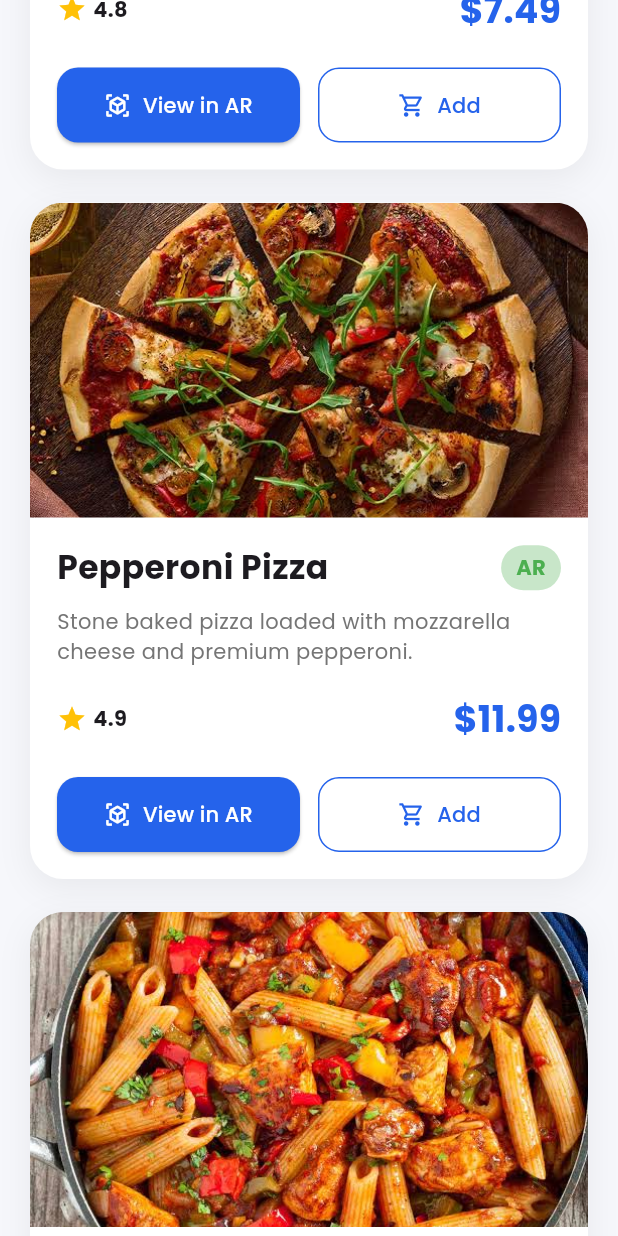
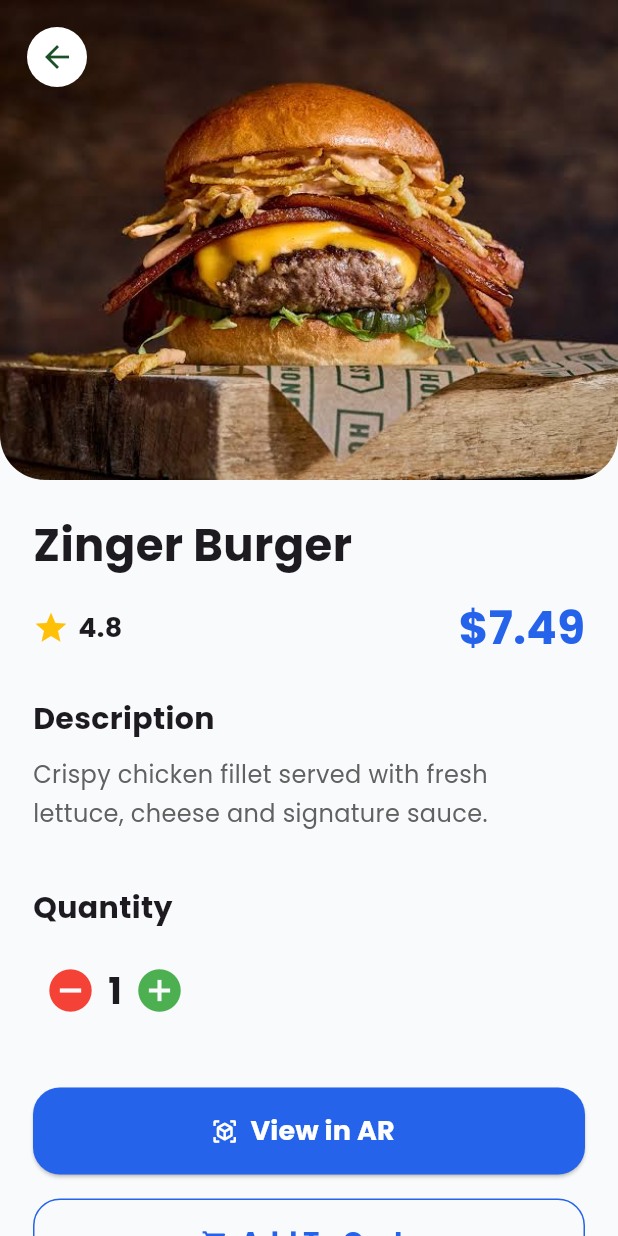
Before and after one commit to sulemanshafqat/AR-Menu-App, a Flutter app: the screen it shows after launch, scrolled down 1152 dp, after a tap on "View in AR", on a phone screen of 412 x 824 dp. Run offline on Flutter 3.47's test engine with Material 3 defaults, Android fonts, the phone set to English and light mode, and no system bars; our stand-ins replace google_fonts.

Commit message:
Added food details screen and improved home UI

```diff
--- a/lib/core/widgets/food_card.dart
+++ b/lib/core/widgets/food_card.dart
@@ -1,24 +1,28 @@
 import 'package:flutter/material.dart';
 
+import '../../models/food.dart';
+import '../../screens/details/food_details_screen.dart';
+
 class FoodCard extends StatelessWidget {
-  final String image;
-  final String name;
-  final String description;
-  final String price;
-  final String rating;
+  final Food food;
 
   const FoodCard({
     super.key,
-    required this.image,
-    required this.name,
-    required this.description,
-    required this.price,
-    required this.rating,
+    required this.food,
   });
 
   @override
   Widget build(BuildContext context) {
-    return Container(
+    return GestureDetector(
+      onTap: () {
+        Navigator.push(
+          context,
+          MaterialPageRoute(
+            builder: (_) => FoodDetailsScreen(food: food),
+          ),
+        );
+      },
+      child: Container(
         margin: const EdgeInsets.only(bottom: 22),
         decoration: BoxDecoration(
           color: Colors.white,
@@ -34,17 +38,19 @@ class FoodCard extends StatelessWidget {
         child: Column(
           crossAxisAlignment: CrossAxisAlignment.start,
           children: [
-
             /// Food Image
-          ClipRRect(
+            Hero(
+              tag: food.name,
+              child: ClipRRect(
                 borderRadius: const BorderRadius.vertical(
                   top: Radius.circular(22),
                 ),
                 child: Image.asset(
-              image,
+                  food.image,
                   height: 210,
                   width: double.infinity,
                   fit: BoxFit.cover,
+                ),
               ),
             ),
 
@@ -53,21 +59,18 @@ class FoodCard extends StatelessWidget {
               child: Column(
                 crossAxisAlignment: CrossAxisAlignment.start,
                 children: [
-
                   /// Name + AR Badge
                   Row(
                     children: [
-
                       Expanded(
                         child: Text(
-                        name,
+                          food.name,
                           style: const TextStyle(
                             fontSize: 22,
                             fontWeight: FontWeight.bold,
                           ),
                         ),
                       ),
-
                       Container(
                         padding: const EdgeInsets.symmetric(
                           horizontal: 10,
@@ -84,25 +87,26 @@ class FoodCard extends StatelessWidget {
                             fontWeight: FontWeight.bold,
                           ),
                         ),
-                    )
+                      ),
                     ],
                   ),
 
                   const SizedBox(height: 10),
 
                   Text(
-                  description,
+                    food.description,
                     style: TextStyle(
                       color: Colors.grey.shade600,
                       height: 1.45,
                     ),
+                    maxLines: 2,
+                    overflow: TextOverflow.ellipsis,
                   ),
 
                   const SizedBox(height: 18),
 
                   Row(
                     children: [
-
                       const Icon(
                         Icons.star,
                         color: Colors.amber,
@@ -112,7 +116,7 @@ class FoodCard extends StatelessWidget {
                       const SizedBox(width: 4),
 
                       Text(
-                      rating,
+                        food.rating,
                         style: const TextStyle(
                           fontWeight: FontWeight.bold,
                         ),
@@ -121,7 +125,7 @@ class FoodCard extends StatelessWidget {
                       const Spacer(),
 
                       Text(
-                      price,
+                        food.price,
                         style: const TextStyle(
                           fontSize: 24,
                           color: Color(0xff2563EB),
@@ -135,10 +139,16 @@ class FoodCard extends StatelessWidget {
 
                   Row(
                     children: [
-
                       Expanded(
                         child: ElevatedButton.icon(
-                        onPressed: () {},
+                          onPressed: () {
+                            Navigator.push(
+                              context,
+                              MaterialPageRoute(
+                                builder: (_) => FoodDetailsScreen(food: food),
+                              ),
+                            );
+                          },
                           icon: const Icon(Icons.view_in_ar),
                           label: const Text("View in AR"),
                           style: ElevatedButton.styleFrom(
@@ -178,6 +188,7 @@ class FoodCard extends StatelessWidget {
             ),
           ],
         ),
+      ),
     );
   }
 }
--- /dev/null
+++ b/lib/core/widgets/hero_banner.dart
@@ -0,0 +1,126 @@
+import 'package:flutter/material.dart';
+
+class HeroBanner extends StatelessWidget {
+  const HeroBanner({super.key});
+
+  @override
+  Widget build(BuildContext context) {
+    return Container(
+      height: 200,
+      decoration: BoxDecoration(
+        borderRadius: BorderRadius.circular(28),
+        gradient: const LinearGradient(
+          begin: Alignment.topLeft,
+          end: Alignment.bottomRight,
+          colors: [
+            Color(0xff2563EB),
+            Color(0xff3B82F6),
+          ],
+        ),
+      ),
+      child: Row(
+        children: [
+          /// LEFT SIDE
+          Expanded(
+            flex: 6,
+            child: Padding(
+              padding: const EdgeInsets.fromLTRB(22, 18, 12, 18),
+              child: Column(
+                crossAxisAlignment: CrossAxisAlignment.start,
+                children: [
+                  Container(
+                    padding: const EdgeInsets.symmetric(
+                      horizontal: 12,
+                      vertical: 6,
+                    ),
+                    decoration: BoxDecoration(
+                      color: Colors.white24,
+                      borderRadius: BorderRadius.circular(30),
+                    ),
+                    child: const Text(
+                      "LIMITED OFFER",
+                      style: TextStyle(
+                        color: Colors.white,
+                        fontWeight: FontWeight.bold,
+                        fontSize: 11,
+                        letterSpacing: 1,
+                      ),
+                    ),
+                  ),
+
+                  const SizedBox(height: 14),
+
+                  const Text(
+                    "20% OFF",
+                    style: TextStyle(
+                      color: Colors.white,
+                      fontWeight: FontWeight.bold,
+                      fontSize: 28,
+                    ),
+                  ),
+
+                  const SizedBox(height: 4),
+
+                  const Text(
+                    "Biryani Combo",
+                    style: TextStyle(
+                      color: Colors.white,
+                      fontSize: 18,
+                      fontWeight: FontWeight.w500,
+                    ),
+                  ),
+
+                  const SizedBox(height: 4),
+
+
+
+                  const Spacer(),
+
+                  SizedBox(
+                    width: 140,
+                    height: 42,
+                    child: ElevatedButton(
+                      onPressed: () {},
+                      style: ElevatedButton.styleFrom(
+                        backgroundColor: Colors.white,
+                        foregroundColor: const Color(0xff2563EB),
+                        elevation: 0,
+                        shape: RoundedRectangleBorder(
+                          borderRadius: BorderRadius.circular(30),
+                        ),
+                      ),
+                      child: const Text(
+                        "Order Now",
+                        style: TextStyle(
+                          fontWeight: FontWeight.bold,
+                          fontSize: 15,
+                        ),
+                      ),
+                    ),
+                  ),
+                ],
+              ),
+            ),
+          ),
+
+          /// RIGHT SIDE
+          Expanded(
+            flex: 5,
+            child: Padding(
+              padding: const EdgeInsets.fromLTRB(0, 12, 12, 12),
+              child: ClipRRect(
+                borderRadius: BorderRadius.circular(22),
+                child: Image.asset(
+                  "assets/images/offer.png",
+                  fit: BoxFit.cover,
+                  width: double.infinity,
+                  height: double.infinity,
+                ),
+              ),
+            ),
+          ),
+        ],
+      ),
+    );
+  }
+}
--- /dev/null
+++ b/lib/screens/details/food_details_screen.dart
@@ -0,0 +1,251 @@
+import 'package:flutter/material.dart';
+
+import '../../models/food.dart';
+
+class FoodDetailsScreen extends StatefulWidget {
+  final Food food;
+
+  const FoodDetailsScreen({
+    super.key,
+    required this.food,
+  });
+
+  @override
+  State<FoodDetailsScreen> createState() => _FoodDetailsScreenState();
+}
+
+class _FoodDetailsScreenState extends State<FoodDetailsScreen> {
+  int quantity = 1;
+
+  @override
+  Widget build(BuildContext context) {
+    return Scaffold(
+      backgroundColor: const Color(0xffF8FAFC),
+
+      body: SafeArea(
+        child: SingleChildScrollView(
+          child: Column(
+            children: [
+
+              /// IMAGE
+              Stack(
+                children: [
+
+                  Hero(
+                    tag: widget.food.name,
+                    child: ClipRRect(
+                      borderRadius: const BorderRadius.only(
+                        bottomLeft: Radius.circular(30),
+                        bottomRight: Radius.circular(30),
+                      ),
+                      child: Image.asset(
+                        widget.food.image,
+                        width: double.infinity,
+                        height: 320,
+                        fit: BoxFit.cover,
+                      ),
+                    ),
+                  ),
+
+                  Positioned(
+                    top: 18,
+                    left: 18,
+                    child: CircleAvatar(
+                      backgroundColor: Colors.white,
+                      child: IconButton(
+                        icon: const Icon(Icons.arrow_back),
+                        onPressed: () {
+                          Navigator.pop(context);
+                        },
+                      ),
+                    ),
+                  ),
+                ],
+              ),
+
+              Padding(
+                padding: const EdgeInsets.all(22),
+                child: Column(
+                  crossAxisAlignment: CrossAxisAlignment.start,
+                  children: [
+
+                    Text(
+                      widget.food.name,
+                      style: const TextStyle(
+                        fontSize: 30,
+                        fontWeight: FontWeight.bold,
+                      ),
+                    ),
+
+                    const SizedBox(height: 12),
+
+                    Row(
+                      children: [
+
+                        const Icon(
+                          Icons.star,
+                          color: Colors.amber,
+                        ),
+
+                        const SizedBox(width: 6),
+
+                        Text(
+                          widget.food.rating,
+                          style: const TextStyle(
+                            fontWeight: FontWeight.bold,
+                            fontSize: 18,
+                          ),
+                        ),
+
+                        const Spacer(),
+
+                        Text(
+                          widget.food.price,
+                          style: const TextStyle(
+                            fontSize: 30,
+                            color: Color(0xff2563EB),
+                            fontWeight: FontWeight.bold,
+                          ),
+                        ),
+                      ],
+                    ),
+
+                    const SizedBox(height: 25),
+
+                    const Text(
+                      "Description",
+                      style: TextStyle(
+                        fontSize: 20,
+                        fontWeight: FontWeight.bold,
+                      ),
+                    ),
+
+                    const SizedBox(height: 10),
+
+                    Text(
+                      widget.food.description,
+                      style: TextStyle(
+                        color: Colors.grey.shade700,
+                        fontSize: 16,
+                        height: 1.6,
+                      ),
+                    ),
+
+                    const SizedBox(height: 35),
+
+                    const Text(
+                      "Quantity",
+                      style: TextStyle(
+                        fontWeight: FontWeight.bold,
+                        fontSize: 20,
+                      ),
+                    ),
+
+                    const SizedBox(height: 15),
+
+                    Row(
+                      children: [
+
+                        IconButton(
+                          onPressed: () {
+                            if (quantity > 1) {
+                              setState(() {
+                                quantity--;
+                              });
+                            }
+                          },
+                          icon: const Icon(Icons.remove_circle),
+                          iconSize: 34,
+                          color: Colors.red,
+                        ),
+
+                        Text(
+                          quantity.toString(),
+                          style: const TextStyle(
+                            fontSize: 24,
+                            fontWeight: FontWeight.bold,
+                          ),
+                        ),
+
+                        IconButton(
+                          onPressed: () {
+                            setState(() {
+                              quantity++;
+                            });
+                          },
+                          icon: const Icon(Icons.add_circle),
+                          iconSize: 34,
+                          color: Colors.green,
+                        ),
+                      ],
+                    ),
+
+                    const SizedBox(height: 40),
+
+                    SizedBox(
+                      width: double.infinity,
+                      height: 58,
+                      child: ElevatedButton.icon(
+                        onPressed: () {},
+
+                        icon: const Icon(Icons.view_in_ar),
+
+                        label: const Text(
+                          "View in AR",
+                          style: TextStyle(
+                            fontSize: 18,
+                            fontWeight: FontWeight.bold,
+                          ),
+                        ),
+
+                        style: ElevatedButton.styleFrom(
+                          backgroundColor: const Color(0xff2563EB),
+                          foregroundColor: Colors.white,
+                          shape: RoundedRectangleBorder(
+                            borderRadius: BorderRadius.circular(18),
+                          ),
+                        ),
+                      ),
+                    ),
+
+                    const SizedBox(height: 16),
+
+                    SizedBox(
+                      width: double.infinity,
+                      height: 58,
+                      child: OutlinedButton.icon(
+                        onPressed: () {},
+
+                        icon: const Icon(Icons.shopping_cart),
+
+                        label: const Text(
+                          "Add To Cart",
+                          style: TextStyle(
+                            fontWeight: FontWeight.bold,
+                            fontSize: 18,
+                          ),
+                        ),
+
+                        style: OutlinedButton.styleFrom(
+                          foregroundColor: const Color(0xff2563EB),
+                          side: const BorderSide(
+                            color: Color(0xff2563EB),
+                          ),
+                          shape: RoundedRectangleBorder(
+                            borderRadius: BorderRadius.circular(18),
+                          ),
+                        ),
+                      ),
+                    ),
+
+                    const SizedBox(height: 20),
+                  ],
+                ),
+              ),
+            ],
+          ),
+        ),
+      ),
+    );
+  }
+}
--- a/lib/screens/home/home_screen.dart
+++ b/lib/screens/home/home_screen.dart
@@ -1,39 +1,30 @@
 import 'package:flutter/material.dart';
 
+import '../../core/widgets/category_chip.dart';
 import '../../core/widgets/food_card.dart';
+import '../../core/widgets/hero_banner.dart';
 import '../../data/food_data.dart';
 
 class HomeScreen extends StatelessWidget {
   const HomeScreen({super.key});
 
-  final List<String> categories = const [
+  @override
+  Widget build(BuildContext context) {
+    final categories = [
       "All",
+      "Rice",
+      "Burger",
       "Pizza",
-    "Burger",
-    "Rice",
       "Pasta",
-    "Dessert",
-    "Drinks",
     ];
 
-  @override
-  Widget build(BuildContext context) {
     return Scaffold(
-      backgroundColor: const Color(0xffF6F7FB),
+      backgroundColor: const Color(0xffF8FAFC),
 
       body: SafeArea(
-        child: SingleChildScrollView(
-          physics: const BouncingScrollPhysics(),
-          child: Padding(
-            padding: const EdgeInsets.symmetric(
-              horizontal: 20,
-              vertical: 18,
-            ),
-            child: Column(
-              crossAxisAlignment: CrossAxisAlignment.start,
+        child: ListView(
+          padding: const EdgeInsets.fromLTRB(20, 20, 20, 30),
           children: [
-
-                /// Greeting
             const Text(
               "Good Evening 👋",
               style: TextStyle(
@@ -52,9 +43,12 @@ class HomeScreen extends StatelessWidget {
               ),
             ),
 
-                const SizedBox(height: 25),
+            const SizedBox(height: 24),
 
-                /// Search Bar
+            const HeroBanner(),
+
+            const SizedBox(height: 28),
+
             Container(
               height: 56,
               decoration: BoxDecoration(
@@ -62,9 +56,9 @@ class HomeScreen extends StatelessWidget {
                 borderRadius: BorderRadius.circular(18),
                 boxShadow: [
                   BoxShadow(
-                        color: Colors.black.withOpacity(.04),
-                        blurRadius: 12,
-                        offset: const Offset(0, 4),
+                    color: Colors.black.withValues(alpha: 0.04),
+                    blurRadius: 15,
+                    offset: const Offset(0, 5),
                   ),
                 ],
               ),
@@ -77,45 +71,18 @@ class HomeScreen extends StatelessWidget {
               ),
             ),
 
-                const SizedBox(height: 25),
+            const SizedBox(height: 24),
 
-                /// Categories
             SizedBox(
-                  height: 45,
+              height: 48,
               child: ListView.builder(
                 scrollDirection: Axis.horizontal,
                 itemCount: categories.length,
                 itemBuilder: (context, index) {
-                      return Container(
-                        margin: const EdgeInsets.only(right: 10),
-                        padding: const EdgeInsets.symmetric(
-                          horizontal: 18,
-                          vertical: 10,
-                        ),
-                        decoration: BoxDecoration(
-                          color: index == 0
-                              ? const Color(0xff2563EB)
-                              : Colors.white,
-                          borderRadius: BorderRadius.circular(14),
-                          boxShadow: [
-                            BoxShadow(
-                              color: Colors.black.withOpacity(.04),
-                              blurRadius: 8,
-                              offset: const Offset(0, 3),
-                            ),
-                          ],
-                        ),
-                        child: Center(
-                          child: Text(
-                            categories[index],
-                            style: TextStyle(
-                              color: index == 0
-                                  ? Colors.white
-                                  : Colors.black87,
-                              fontWeight: FontWeight.w600,
-                            ),
-                          ),
-                        ),
+                  return CategoryChip(
+                    title: categories[index],
+                    selected: index == 0,
+                    onTap: () {},
                   );
                 },
               ),
@@ -123,49 +90,12 @@ class HomeScreen extends StatelessWidget {
 
             const SizedBox(height: 30),
 
-                /// Heading
-                Row(
-                  mainAxisAlignment: MainAxisAlignment.spaceBetween,
-                  children: const [
-                    Text(
-                      "Popular Dishes",
-                      style: TextStyle(
-                        fontSize: 22,
-                        fontWeight: FontWeight.bold,
-                      ),
-                    ),
-                    Text(
-                      "See All",
-                      style: TextStyle(
-                        color: Color(0xff2563EB),
-                        fontWeight: FontWeight.w600,
+            ...foodList.map(
+              (food) => FoodCard(
+                food: food,
               ),
             ),
           ],
-                ),
-
-                const SizedBox(height: 20),
-
-                /// Food Cards
-                ListView.builder(
-                  shrinkWrap: true,
-                  physics: const NeverScrollableScrollPhysics(),
-                  itemCount: foodList.length,
-                  itemBuilder: (context, index) {
-                    final food = foodList[index];
-
-                    return FoodCard(
-                      image: food.image,
-                      name: food.name,
-                      description: food.description,
-                      price: food.price,
-                      rating: food.rating,
-                    );
-                  },
-                ),
-              ],
-            ),
-          ),
         ),
       ),
     );
```
Also changed, not shown: assets/images/offer.png (added). Lines whose indentation alone changed are shown as unchanged.
